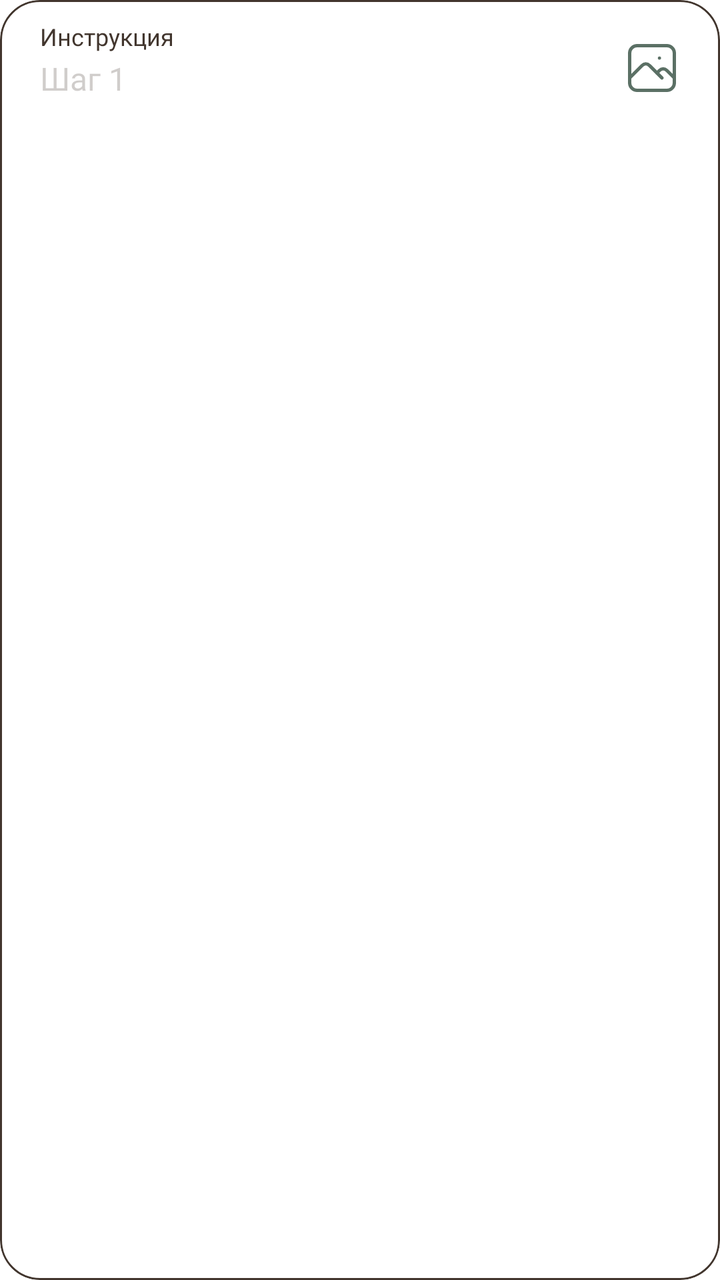
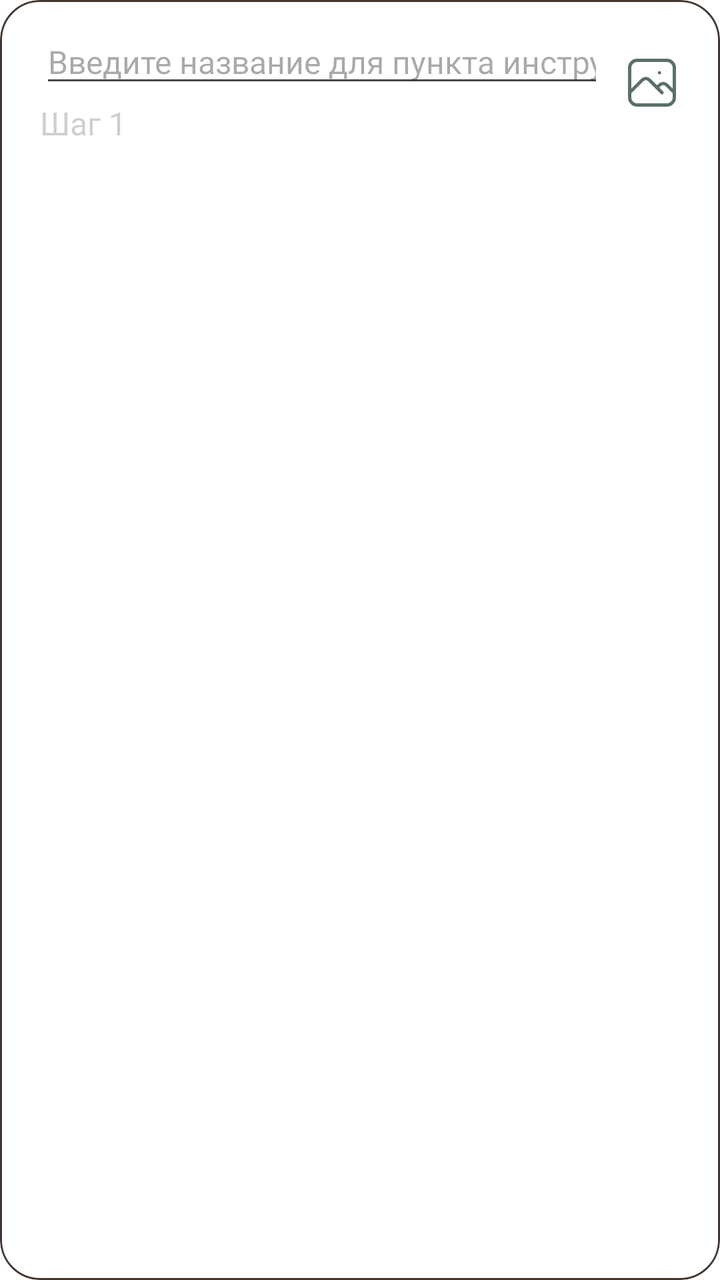

Compare the two renders of this Android layout. The source of the first and the diff that turns it into the second are given below.
<!-- AndroidManifest.xml: application theme Theme.DIYProject -->
<!-- res/layout/item_instruction_step.xml -->
<?xml version="1.0" encoding="utf-8"?>
<com.google.android.material.card.MaterialCardView
    xmlns:android="http://schemas.android.com/apk/res/android"
    xmlns:app="http://schemas.android.com/apk/res-auto"
    xmlns:tools="http://schemas.android.com/tools"
    style="@style/CardStyle.Selector"
    android:layout_width="match_parent"
    android:layout_height="wrap_content"
    android:layout_marginBottom="@dimen/space_s">

    <androidx.constraintlayout.widget.ConstraintLayout
        android:layout_width="match_parent"
        android:layout_height="wrap_content"
        android:paddingStart="@dimen/space_margin"
        android:paddingEnd="@dimen/space_s">

        <TextView
            android:id="@+id/tvStepTitle"
            android:layout_width="0dp"
            android:layout_height="wrap_content"
            android:text="Инструкция"
            android:textAppearance="@style/TextAppearance.App.Subtext.Title"
            android:textColor="@color/color_beige_dark"
            app:layout_constraintEnd_toStartOf="@id/ivStepIcon"
            app:layout_constraintStart_toStartOf="parent"
            app:layout_constraintTop_toTopOf="parent" />

        <EditText
            android:id="@+id/etStepSubtitle"
            android:layout_width="0dp"
            android:layout_height="wrap_content"
            android:layout_marginTop="2dp"
            android:background="@null"
            android:hint="Шаг 1"
            android:inputType="text"
            android:maxLines="1"
            android:textAppearance="@style/TextAppearance.App.Body"
            android:textColor="@color/color_beige_dark"
            android:textColorHint="@color/color_beige_dark_30"
            app:layout_constraintEnd_toStartOf="@id/ivStepIcon"
            app:layout_constraintStart_toStartOf="parent"
            app:layout_constraintTop_toBottomOf="@id/tvStepTitle" />

        <ImageButton
            android:id="@+id/ivStepIcon"
            style="@style/IconButtonStyle.Green"
            android:src="@drawable/ic_gallery"
            app:layout_constraintBottom_toBottomOf="parent"
            app:layout_constraintEnd_toEndOf="parent"
            app:layout_constraintTop_toTopOf="parent" />

    </androidx.constraintlayout.widget.ConstraintLayout>
</com.google.android.material.card.MaterialCardView>
<!-- resources referenced by this layout -->
<resources>
  <color name="color_beige_dark">#42362E</color>
  <color name="color_beige_dark_30">#4042362E</color>
  <dimen name="space_margin">20dp</dimen>
  <dimen name="space_s">10dp</dimen>
  <!-- drawable ic_gallery (drawable) -->
  <vector xmlns:android="http://schemas.android.com/apk/res/android"
      android:width="29dp"
      android:height="29dp"
      android:viewportWidth="29"
      android:viewportHeight="29">
    <path
        android:pathData="M19,8.5H19.015M1,5.5C1,4.307 1.474,3.162 2.318,2.318C3.162,1.474 4.307,1 5.5,1H23.5C24.694,1 25.838,1.474 26.682,2.318C27.526,3.162 28,4.307 28,5.5V23.5C28,24.694 27.526,25.838 26.682,26.682C25.838,27.526 24.694,28 23.5,28H5.5C4.307,28 3.162,27.526 2.318,26.682C1.474,25.838 1,24.694 1,23.5V5.5Z"
        android:strokeLineJoin="round"
        android:strokeWidth="2"
        android:fillColor="#00000000"
        android:strokeColor="#FFFCFA"
        android:strokeLineCap="round"/>
    <path
        android:pathData="M1,20.5L8.5,13C9.892,11.66 11.608,11.66 13,13L20.5,20.5"
        android:strokeLineJoin="round"
        android:strokeWidth="2"
        android:fillColor="#00000000"
        android:strokeColor="#FFFCFA"
        android:strokeLineCap="round"/>
    <path
        android:pathData="M17.5,17.5L19,16C20.392,14.66 22.108,14.66 23.5,16L28,20.5"
        android:strokeLineJoin="round"
        android:strokeWidth="2"
        android:fillColor="#00000000"
        android:strokeColor="#FFFCFA"
        android:strokeLineCap="round"/>
  </vector>
  <style name="CardStyle.Selector" parent="CardStyle">
          <item name="strokeColor">@color/color_beige_dark</item>
          <item name="contentPaddingTop">@dimen/space_s</item>
          <item name="contentPaddingBottom">@dimen/space_s</item>
      </style>
  <style name="IconButtonStyle.Green">
          <item name="android:tint">@color/color_green</item>
      </style>
  <style name="TextAppearance.App.Body" parent="TextAppearance.AppCompat">
          <item name="android:fontFamily">@font/montserrat_medium</item>
          <item name="android:textSize">16sp</item>
          <item name="android:textColor">@color/color_beige_dark</item>
      </style>
  <style name="TextAppearance.App.Subtext.Title" parent="TextAppearance.AppCompat">
          <item name="android:fontFamily">@font/montserrat_semibold</item>
          <item name="android:textSize">12sp</item>
          <item name="android:textColor">@color/color_beige_dark</item>
      </style>
  <style name="Theme.DIYProject" parent="Base.Theme.DIYProject" />
  <style name="CardStyle">
          <item name="android:layout_width">match_parent</item>
          <item name="android:layout_height">wrap_content</item>
          <item name="cardBackgroundColor">@color/color_white</item>
          <item name="strokeWidth">1dp</item>
          <item name="cardCornerRadius">@dimen/radius_standard</item>
          <item name="cardElevation">0dp</item>
          <item name="android:layout_marginBottom">@dimen/space_s</item>
  
      </style>
  <color name="color_green">#5B7065</color>
  <style name="Base.Theme.DIYProject" parent="Theme.Material3.DayNight.NoActionBar">
          <item name="android:windowBackground">@color/color_white</item>
      </style>
  <color name="color_white">#FFFFFF</color>
  <dimen name="radius_standard">20dp</dimen>
</resources>

<!-- the commit's change to res/layout/item_instruction_step.xml (unified diff, before → after) -->
@@ -14,12 +14,13 @@
         android:paddingStart="@dimen/space_margin"
         android:paddingEnd="@dimen/space_s">
 
-        <TextView
+        <EditText
             android:id="@+id/tvStepTitle"
             android:layout_width="0dp"
             android:layout_height="wrap_content"
-            android:text="Инструкция"
-            android:textAppearance="@style/TextAppearance.App.Subtext.Title"
+            android:hint="Введите название для пункта инструкции"
+            android:inputType="text"
+            android:textAppearance="@style/TextAppearance.App.Title"
             android:textColor="@color/color_beige_dark"
             app:layout_constraintEnd_toStartOf="@id/ivStepIcon"
             app:layout_constraintStart_toStartOf="parent"
@@ -33,7 +34,6 @@
             android:background="@null"
             android:hint="Шаг 1"
             android:inputType="text"
-            android:maxLines="1"
             android:textAppearance="@style/TextAppearance.App.Body"
             android:textColor="@color/color_beige_dark"
             android:textColorHint="@color/color_beige_dark_30"
<!-- resource entries referenced after the edit -->
@@ -45,10 +45,11 @@
           <item name="android:textSize">16sp</item>
           <item name="android:textColor">@color/color_beige_dark</item>
       </style>
-  <style name="TextAppearance.App.Subtext.Title" parent="TextAppearance.AppCompat">
+  <style name="TextAppearance.App.Title" parent="TextAppearance.AppCompat">
           <item name="android:fontFamily">@font/montserrat_semibold</item>
-          <item name="android:textSize">12sp</item>
+          <item name="android:textSize">16sp</item>
           <item name="android:textColor">@color/color_beige_dark</item>
+          <item name="android:textStyle">normal</item>
       </style>
   <style name="Theme.DIYProject" parent="Base.Theme.DIYProject" />
   <style name="CardStyle">
